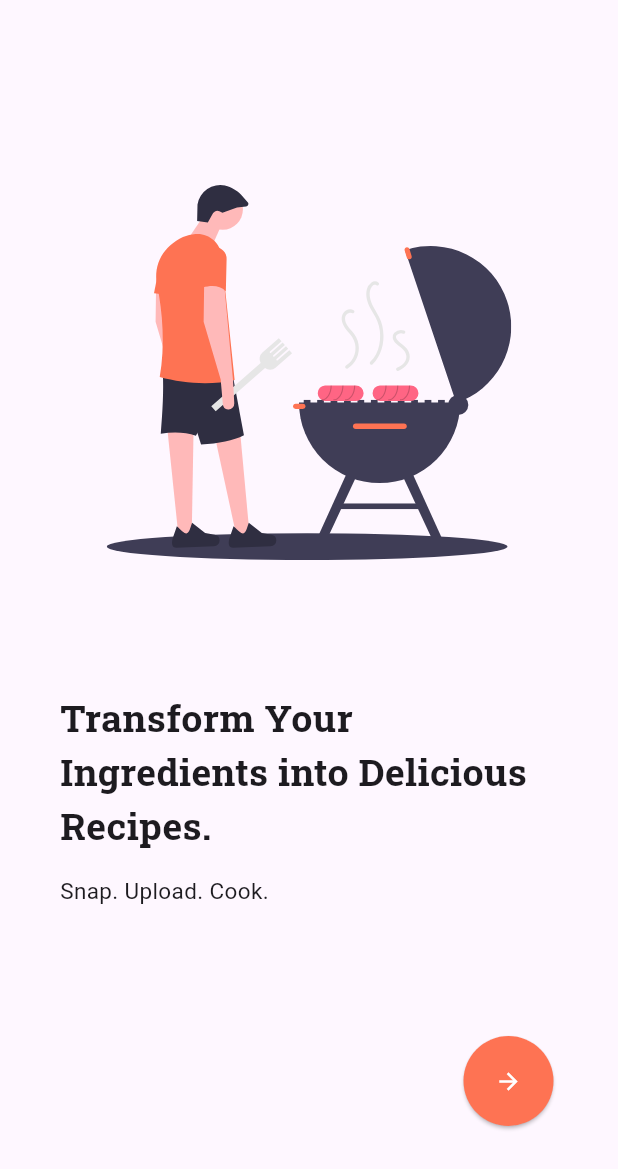
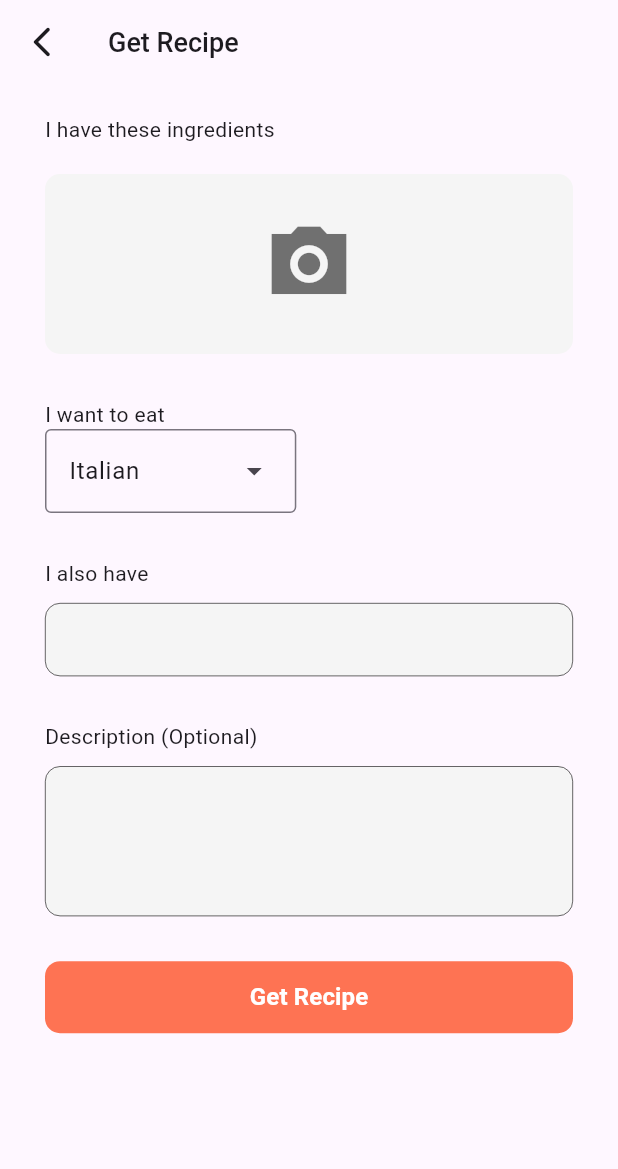
Before and after one commit to BenCodeurr/platemate, a Flutter app: the screen it shows after launch, after a tap on the "arrow forward" icon, on a phone screen of 412 x 824 dp. Shown: the top 1169 px of the screen. Run offline on Flutter 3.47's test engine with Material 3 defaults, Android fonts, the phone set to English and light mode, and no system bars; our stand-ins replace flutter_svg, go_router, google_fonts; Roboto replaces fonts that are missing (Ubuntu).

Commit message:
get recipe page designed

```diff
--- /dev/null
+++ b/lib/config/router/routing.dart
@@ -0,0 +1,30 @@
+import 'package:flutter/material.dart';
+import 'package:go_router/go_router.dart';
+import 'package:platemate/presentation/screens/get_recipe.dart';
+import 'package:platemate/presentation/screens/home_view.dart';
+
+class Routing {
+  final GoRouter router = GoRouter(
+    routes: <RouteBase>[
+      GoRoute(
+        path: '/',
+        builder: (BuildContext context, GoRouterState state) =>
+            const HomeView(),
+      ),
+      GoRoute(
+          path: '/get_recipe',
+          pageBuilder: (context, state) {
+            return CustomTransitionPage(
+                child: const GetRecipeView(),
+                transitionsBuilder:
+                    (context, animation, secondaryAnimation, child) {
+                  return FadeTransition(
+                    opacity: CurveTween(curve: Curves.easeInOutCirc)
+                        .animate(animation),
+                    child: child,
+                  );
+                });
+          }),
+    ],
+  );
+}
--- a/lib/main.dart
+++ b/lib/main.dart
@@ -1,21 +1,22 @@
 import 'package:flutter/material.dart';
-import 'package:platemate/presentation/screens/home_view.dart';
+import 'package:platemate/config/router/routing.dart';
 
 void main() {
   runApp(const MyApp());
 }
-
+Routing routerConfig = Routing();
 class MyApp extends StatelessWidget {
   const MyApp({super.key});
   @override
+
   Widget build(BuildContext context) {
-    return MaterialApp(
+    return MaterialApp.router(
       debugShowCheckedModeBanner: false,
+      routerConfig: routerConfig.router,
       theme: ThemeData(
         colorScheme: ColorScheme.fromSeed(seedColor: Colors.deepPurple),
         useMaterial3: true,
       ),
-      home: const HomeView(),
     );
   }
 }
--- /dev/null
+++ b/lib/presentation/screens/get_recipe.dart
@@ -0,0 +1,137 @@
+import 'package:flutter/cupertino.dart';
+import 'package:flutter/material.dart';
+import 'package:flutter/widgets.dart';
+import 'package:go_router/go_router.dart';
+import 'package:platemate/config/themes/theme.dart';
+
+List<String> countries = [
+  'Italian',
+  'Congolese',
+  'Mexican',
+  'Chinese',
+  'Japanese',
+  'Lebanese',
+];
+
+class GetRecipeView extends StatefulWidget {
+  const GetRecipeView({super.key});
+
+  @override
+  State<GetRecipeView> createState() => _GetRecipeViewState();
+}
+
+class _GetRecipeViewState extends State<GetRecipeView> {
+  String dropdownValue = countries.first;
+  @override
+  Widget build(BuildContext context) {
+    return Scaffold(
+      appBar: AppBar(
+        title: const Text(
+          "Get Recipe",
+          style: TextStyle(
+            fontSize: 18.0,
+            fontWeight: FontWeight.w500,
+          ),
+        ),
+        leading: GestureDetector(
+          onTap: () => context.go('/'),
+          child: const Icon(
+            Icons.arrow_back_ios_new_rounded,
+          ),
+        ),
+      ),
+      body: Padding(
+        padding: const EdgeInsets.symmetric(horizontal: 30.0, vertical: 20.0),
+        child: Column(
+          crossAxisAlignment: CrossAxisAlignment.start,
+          children: [
+            const Text("I have these ingredients"),
+            const SizedBox(height: 20.0),
+            Container(
+              height: 120.0,
+              decoration: BoxDecoration(
+                borderRadius: BorderRadius.circular(10.0),
+                color: Colors.grey[100],
+              ),
+              child: const Center(
+                child: Icon(
+                  Icons.camera_alt_sharp,
+                  color: Colors.black54,
+                  size: 60.0,
+                ),
+              ),
+            ),
+            const SizedBox(height: 30.0),
+            const Text("I want to eat"),
+            DropdownMenu<String>(
+              // width: MediaQuery.of(context).size.width,
+              initialSelection: countries.first,
+              onSelected: (String? value) {
+                setState(() {
+                  dropdownValue = value!;
+                });
+              },
+              dropdownMenuEntries:
+                  countries.map<DropdownMenuEntry<String>>((String value) {
+                return DropdownMenuEntry<String>(value: value, label: value);
+              }).toList(),
+            ),
+            const SizedBox(height: 30.0),
+            const Text("I also have"),
+            const SizedBox(height: 10.0),
+            Container(
+              decoration: BoxDecoration(
+                  borderRadius: BorderRadius.circular(10.0),
+                  color: Colors.grey[100],
+                  border: Border.all(width: 0.4)),
+              child: const TextField(
+                decoration: InputDecoration(
+                  border: InputBorder.none,
+                ),
+              ),
+            ),
+            const SizedBox(height: 30.0),
+            const Text("Description (Optional)"),
+            const SizedBox(height: 10.0),
+            Container(
+              height: 100.0,
+              decoration: BoxDecoration(
+                  borderRadius: BorderRadius.circular(10.0),
+                  color: Colors.grey[100],
+                  border: Border.all(width: 0.4)),
+              child: const TextField(
+                decoration: InputDecoration(
+                  border: InputBorder.none,
+                ),
+              ),
+            ),
+            const SizedBox(height: 30.0),
+            Container(
+              width: double.infinity,
+              height: 48.0,
+              decoration: BoxDecoration(
+                borderRadius: BorderRadius.circular(10.0),
+                color: kPrimaryColor,
+              ),
+              child: TextButton(
+                onPressed: () {},
+                style: TextButton.styleFrom(
+                  padding: EdgeInsets.zero,
+                  foregroundColor: Colors.transparent,
+                ),
+                child: const Text(
+                  'Get Recipe',
+                  style: TextStyle(
+                    color: Colors.white,
+                    fontSize: 16.0,
+                    fontWeight: FontWeight.w600,
+                  ),
+                ),
+              ),
+            ),
+          ],
+        ),
+      ),
+    );
+  }
+}
--- a/lib/presentation/screens/home_view.dart
+++ b/lib/presentation/screens/home_view.dart
@@ -1,5 +1,6 @@
 import 'package:flutter/material.dart';
 import 'package:flutter_svg/flutter_svg.dart';
+import 'package:go_router/go_router.dart';
 import 'package:google_fonts/google_fonts.dart';
 import 'package:platemate/config/themes/theme.dart';
 
@@ -53,7 +54,7 @@ class _HomeViewState extends State<HomeView> {
               mainAxisAlignment: MainAxisAlignment.end,
               children: [
                 ElevatedButton(
-                  onPressed: () {},
+                  onPressed: () => context.go('/get_recipe'),
                   style: ElevatedButton.styleFrom(
                     foregroundColor: Colors.white,
                     backgroundColor: kPrimaryColor,
--- a/pubspec.yaml
+++ b/pubspec.yaml
@@ -36,6 +36,7 @@ dependencies:
   cupertino_icons: ^1.0.6
   flutter_svg: ^2.0.10+1
   google_fonts: ^6.2.1
+  go_router: ^14.2.0
 
 dev_dependencies:
   flutter_test:
```
Also changed, not shown: 1 other file.
